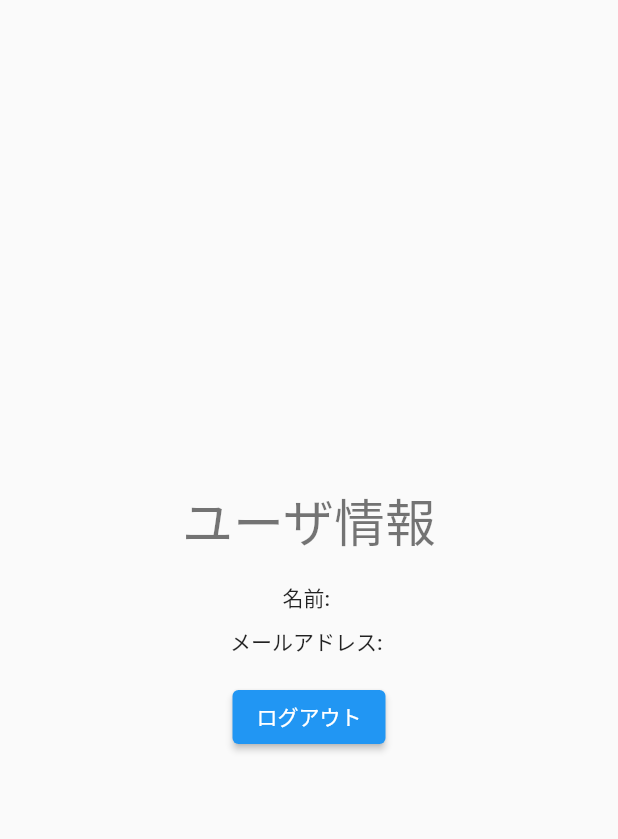
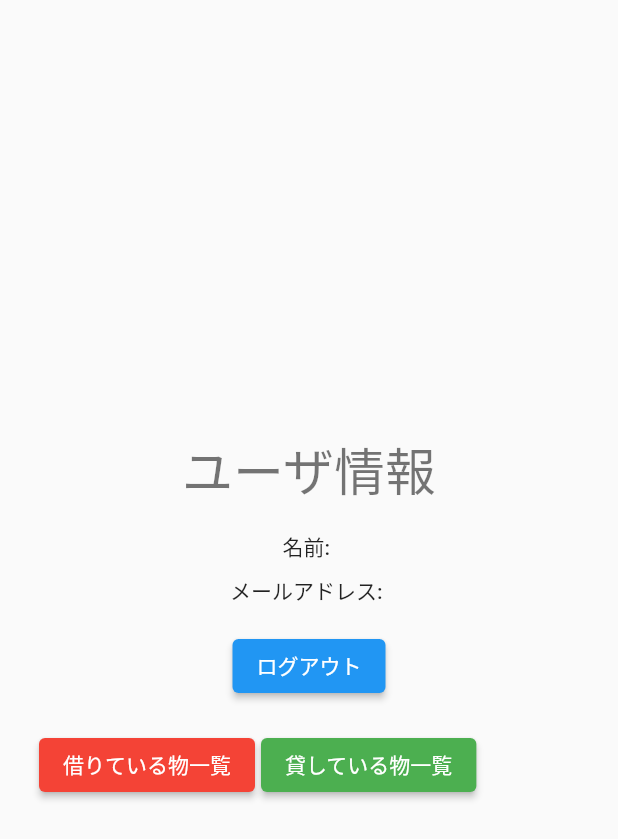
Before and after one commit to haku-noir/otaku-friends, a Flutter app: the UserInformationPage screen opened directly, on a phone screen of 412 x 824 dp. Shown: the top 839 px of the screen. Run offline on Flutter 3.47's test engine with Material 2 defaults, Android fonts, the phone set to English and light mode, and no system bars; our stand-ins replace image_picker, shared_preferences; accounts and stored records are empty; network calls fail.

```diff
--- a/lib/user_information_page.dart
+++ b/lib/user_information_page.dart
@@ -3,6 +3,7 @@ import 'package:otaku_friends/models/user_model.dart';
 import 'package:otaku_friends/network.dart';
 import 'package:provider/provider.dart';
 
+import 'borrow_item_list_page.dart';
 import 'index_page.dart';
 
 class UserInformationPage extends StatelessWidget {
@@ -45,6 +46,40 @@ class UserInformationPage extends StatelessWidget {
                         child: const Text('ログアウト'),
                       ),
                     ),
+                    const SizedBox(height: 16),
+                    Row(
+                      children: [
+                        Padding(
+                          padding: const EdgeInsets.all(2.0),
+                          child: ElevatedButton(
+                            style: ElevatedButton.styleFrom(
+                              foregroundColor: Colors.white,
+                              backgroundColor: Colors.red,
+                            ),
+                            onPressed: () {
+                              Navigator.push(
+                                context,
+                                MaterialPageRoute(builder: (context) =>
+                                const BorrowItemListPage()),
+                              );
+                            },
+                            child: const Text('借りている物一覧'),
+                          ),
+                        ),
+                        Padding(
+                          padding: const EdgeInsets.all(2.0),
+                          child: ElevatedButton(
+                            style: ElevatedButton.styleFrom(
+                              foregroundColor: Colors.white,
+                              backgroundColor: Colors.green,
+                            ),
+                            onPressed: () {
+                            },
+                            child: const Text('貸している物一覧'),
+                          ),
+                        ),
+                      ],
+                    )
                   ],
                 ),
               ),
```
Also changed, not shown: lib/borrow_item_list_page.dart (added, +19 -0 lines), lib/models/rental_list_model.dart (added, +49 -0 lines), lib/models/rental_model.dart (added, +10 -0 lines), lib/rental_list_page.dart (added, +49 -0 lines).
